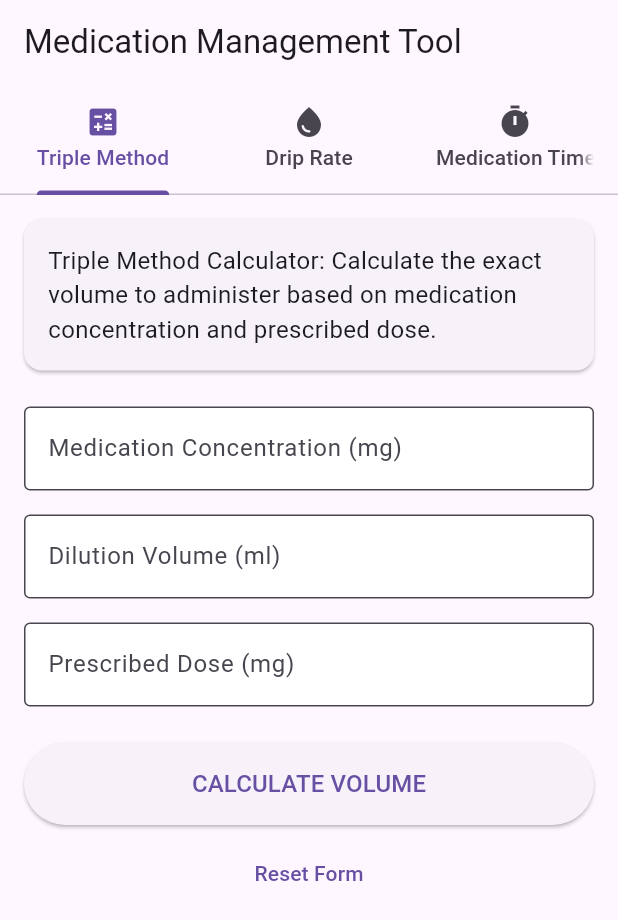
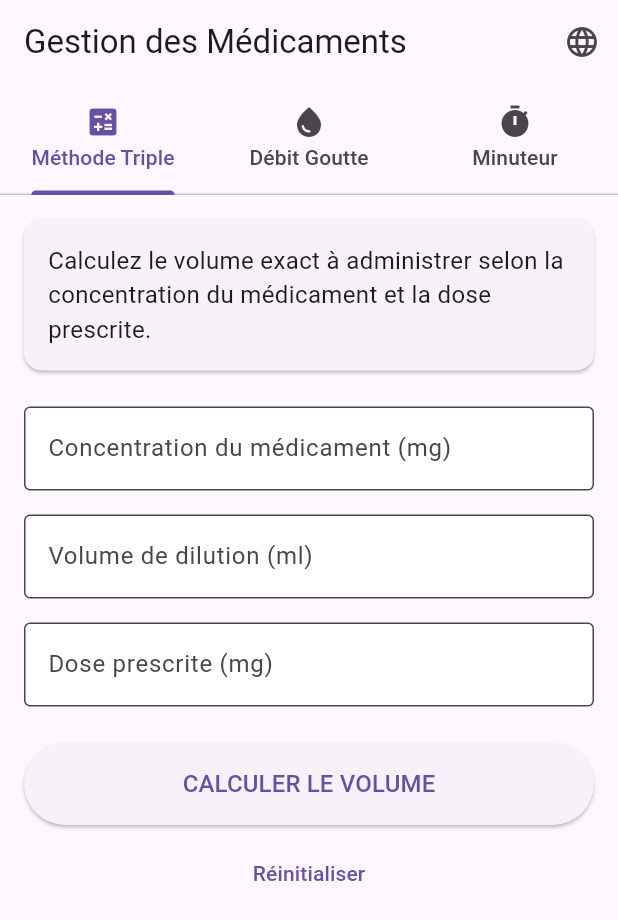
Before and after one commit to AbdElbassetKh/CalcuDose, a Flutter app: the screen it shows after launch, on a phone screen of 412 x 824 dp. Shown: the top 920 px of the screen. Run offline on Flutter 3.47's test engine with Material 3 defaults, Android fonts, the phone set to English and light mode, and no system bars; our stand-ins replace audioplayers.

Commit message:
translation added

```diff
--- /dev/null
+++ b/lib/l10n/app_localizations.dart
@@ -0,0 +1,125 @@
+import 'package:flutter/material.dart';
+
+class AppLocalizations {
+  final Locale locale;
+
+  AppLocalizations(this.locale);
+
+  static AppLocalizations of(BuildContext context) {
+    return Localizations.of<AppLocalizations>(context, AppLocalizations)!;
+  }
+
+  static final Map<String, Map<String, String>> _localizedValues = {
+    'en': {
+      'appTitle': 'Medication Management',
+      'tripleMethod': 'Triple Method',
+      'dripRate': 'Drip Rate',
+      'medicationTimer': 'Timer',
+      'calculate': 'CALCULATE',
+      'reset': 'Reset Form',
+      'result': 'RESULT',
+      'tripleMethodTitle': 'Triple Method Calculator',
+      'tripleMethodDesc':
+          'Calculate the exact volume to administer based on medication concentration and prescribed dose.',
+      'medConcentration': 'Medication Concentration (mg)',
+      'dilutionVolume': 'Dilution Volume (ml)',
+      'prescribedDose': 'Prescribed Dose (mg)',
+      'calculateVolume': 'CALCULATE VOLUME',
+      'administer': 'Administer',
+      'dripRateTitle': 'Drip Rate Calculator',
+      'dripRateDesc':
+          'Calculate the drops per minute for intravenous medication administration.',
+      'totalVolume': 'Total Volume (ml)',
+      'hours': 'Hours',
+      'minutes': 'Minutes',
+      'dropFactor': 'Drop Factor (drops/ml)',
+      'calculateDripRate': 'CALCULATE DRIP RATE',
+      'dropsPerMinute': 'drops/minute',
+      'medTimerTitle': 'Medication Timer',
+      'medTimerDesc':
+          'Set alerts for medication administration to ensure timely patient care.',
+      'patientName': 'Patient Name/ID',
+      'medicationName': 'Medication Name',
+      'addTimer': 'ADD TIMER',
+      'activeTimers': 'Active Timers',
+      'noTimers': 'No active timers',
+      'pause': 'PAUSE',
+      'resume': 'RESUME',
+      'alert': 'Medication Alert!',
+      'medicationDue': 'is due now for patient',
+      'acknowledge': 'ACKNOWLEDGE',
+      'error': 'Input Error',
+      'ok': 'OK',
+      'enterValidNumbers': 'Please enter valid numbers in all fields.',
+      'enterValuesGreaterZero': 'Please enter values greater than zero.',
+      'enterValidTime': 'Please enter valid numbers for time.',
+      'enterPatientMedication': 'Please enter patient and medication names.',
+      'enterTimeGreaterZero': 'Please enter a time greater than zero.',
+      'example': 'e.g.,',
+      'volume': 'ml',
+      'selectLanguage': 'Select Language',
+    },
+    'fr': {
+      'appTitle': 'Gestion des Médicaments',
+      'tripleMethod': 'Méthode Triple',
+      'dripRate': 'Débit Goutte',
+      'medicationTimer': 'Minuteur',
+      'calculate': 'CALCULER',
+      'reset': 'Réinitialiser',
+      'result': 'RÉSULTAT',
+      'tripleMethodTitle': 'Calculateur Méthode Triple',
+      'tripleMethodDesc':
+          'Calculez le volume exact à administrer selon la concentration du médicament et la dose prescrite.',
+      'medConcentration': 'Concentration du médicament (mg)',
+      'dilutionVolume': 'Volume de dilution (ml)',
+      'prescribedDose': 'Dose prescrite (mg)',
+      'calculateVolume': 'CALCULER LE VOLUME',
+      'administer': 'Administrer',
+      'dripRateTitle': 'Calculateur de Débit',
+      'dripRateDesc':
+          'Calculez les gouttes par minute pour l\'administration intraveineuse.',
+      'totalVolume': 'Volume total (ml)',
+      'hours': 'Heures',
+      'minutes': 'Minutes',
+      'dropFactor': 'Facteur goutte (gouttes/ml)',
+      'calculateDripRate': 'CALCULER LE DÉBIT',
+      'dropsPerMinute': 'gouttes/minute',
+      'medTimerTitle': 'Minuteur de Médicaments',
+      'medTimerDesc':
+          'Définir des alertes pour l\'administration des médicaments.',
+      'patientName': 'Nom/ID du patient',
+      'medicationName': 'Nom du médicament',
+      'addTimer': 'AJOUTER MINUTEUR',
+      'activeTimers': 'Minuteurs actifs',
+      'noTimers': 'Aucun minuteur actif',
+      'pause': 'PAUSE',
+      'resume': 'REPRENDRE',
+      'alert': 'Alerte Médicament!',
+      'medicationDue': 'est à administrer au patient',
+      'acknowledge': 'CONFIRMER',
+      'error': 'Erreur de saisie',
+      'ok': 'OK',
+      'enterValidNumbers':
+          'Veuillez saisir des nombres valides dans tous les champs.',
+      'enterValuesGreaterZero':
+          'Veuillez saisir des valeurs supérieures à zéro.',
+      'enterValidTime': 'Veuillez saisir des nombres valides pour le temps.',
+      'enterPatientMedication':
+          'Veuillez saisir le nom du patient et du médicament.',
+      'enterTimeGreaterZero': 'Veuillez saisir un temps supérieur à zéro.',
+      'example': 'ex:',
+      'volume': 'ml',
+      'selectLanguage': 'Choisir la langue',
+    },
+  };
+
+  String get(String key) {
+    return _localizedValues[locale.languageCode]?[key] ?? key;
+  }
+
+  Future<void> load() async {
+    // This method is required by the LocalizationsDelegate
+    // but we don't need async loading for this simple implementation
+    return;
+  }
+}
--- a/lib/main.dart
+++ b/lib/main.dart
@@ -2,21 +2,48 @@
 
 import 'package:flutter/material.dart';
 import 'package:flutter/services.dart';
+import 'package:flutter_localizations/flutter_localizations.dart';
 import 'dart:async';
 import 'package:audioplayers/audioplayers.dart';
-// Removed unused import: shared_preferences
+import 'l10n/app_localizations.dart';
 
 void main() {
   runApp(const MedicationApp());
 }
 
-class MedicationApp extends StatelessWidget {
+class MedicationApp extends StatefulWidget {
   const MedicationApp({Key? key}) : super(key: key);
+
+  @override
+  State<MedicationApp> createState() => _MedicationAppState();
+}
+
+class _MedicationAppState extends State<MedicationApp> {
+  Locale _locale = const Locale('fr');
+
+  void _toggleLanguage() {
+    setState(() {
+      _locale = _locale.languageCode == 'fr'
+          ? const Locale('en')
+          : const Locale('fr');
+    });
+  }
 
   @override
   Widget build(BuildContext context) {
     return MaterialApp(
       title: 'Medication Management',
+      locale: _locale,
+      localizationsDelegates: [
+        AppLocalizationsDelegate(),
+        GlobalMaterialLocalizations.delegate,
+        GlobalWidgetsLocalizations.delegate,
+        GlobalCupertinoLocalizations.delegate,
+      ],
+      supportedLocales: const [
+        Locale('fr'),
+        Locale('en'),
+      ],
       theme: ThemeData(
         primarySwatch: Colors.blue,
         brightness: Brightness.light,
@@ -38,13 +65,17 @@ class MedicationApp extends StatelessWidget {
         ),
       ),
       themeMode: ThemeMode.system,
-      home: const HomePage(),
+      home: Builder(
+        builder: (context) => HomePage(onLanguageToggle: _toggleLanguage),
+      ),
     );
   }
 }
 
 class HomePage extends StatefulWidget {
-  const HomePage({Key? key}) : super(key: key);
+  final VoidCallback onLanguageToggle;
+
+  const HomePage({Key? key, required this.onLanguageToggle}) : super(key: key);
 
   @override
   HomePageState createState() => HomePageState();
@@ -68,15 +99,26 @@ class HomePageState extends State<HomePage>
 
   @override
   Widget build(BuildContext context) {
+    final l10n = AppLocalizations.of(context);
     return Scaffold(
       appBar: AppBar(
-        title: const Text('Medication Management Tool'),
+        title: Text(l10n.get('appTitle')),
+        actions: [
+          IconButton(
+            icon: const Icon(Icons.language),
+            onPressed: widget.onLanguageToggle,
+          ),
+        ],
         bottom: TabBar(
           controller: _tabController,
-          tabs: const [
-            Tab(icon: Icon(Icons.calculate), text: 'Triple Method'),
-            Tab(icon: Icon(Icons.water_drop), text: 'Drip Rate'),
-            Tab(icon: Icon(Icons.timer), text: 'Medication Timer'),
+          tabs: [
+            Tab(
+                icon: const Icon(Icons.calculate),
+                text: l10n.get('tripleMethod')),
+            Tab(icon: const Icon(Icons.water_drop), text: l10n.get('dripRate')),
+            Tab(
+                icon: const Icon(Icons.timer),
+                text: l10n.get('medicationTimer')),
           ],
         ),
       ),
@@ -90,6 +132,22 @@ class HomePageState extends State<HomePage>
       ),
     );
   }
+}
+
+class AppLocalizationsDelegate extends LocalizationsDelegate<AppLocalizations> {
+  @override
+  bool isSupported(Locale locale) => ['en', 'fr'].contains(locale.languageCode);
+
+  @override
+  Future<AppLocalizations> load(Locale locale) async {
+    final appLocalizations = AppLocalizations(locale);
+    await appLocalizations
+        .load(); // Make sure this method exists in AppLocalizations
+    return appLocalizations;
+  }
+
+  @override
+  bool shouldReload(AppLocalizationsDelegate old) => false;
 }
 
 // 1. Triple Method Calculator
@@ -133,15 +191,16 @@ class TripleMethodCalculatorState extends State<TripleMethodCalculator> {
   }
 
   void _showErrorDialog(String message) {
+    final l10n = AppLocalizations.of(context);
     showDialog(
       context: context,
       builder: (ctx) => AlertDialog(
-        title: const Text('Input Error'),
+        title: Text(l10n.get('error')),
         content: Text(message),
         actions: [
           TextButton(
             onPressed: () => Navigator.of(ctx).pop(),
-            child: const Text('OK'),
+            child: Text(l10n.get('ok')),
           ),
         ],
       ),
@@ -168,26 +227,27 @@ class TripleMethodCalculatorState extends State<TripleMethodCalculator> {
 
   @override
   Widget build(BuildContext context) {
+    final l10n = AppLocalizations.of(context);
     return SingleChildScrollView(
       padding: const EdgeInsets.all(16.0),
       child: Column(
         crossAxisAlignment: CrossAxisAlignment.stretch,
         children: [
-          const Card(
-            margin: EdgeInsets.only(bottom: 16.0),
+          Card(
+            margin: const EdgeInsets.only(bottom: 16.0),
             child: Padding(
-              padding: EdgeInsets.all(16.0),
+              padding: const EdgeInsets.all(16.0),
               child: Text(
-                'Triple Method Calculator: Calculate the exact volume to administer based on medication concentration and prescribed dose.',
-                style: TextStyle(fontSize: 16.0),
+                l10n.get('tripleMethodDesc'),
+                style: const TextStyle(fontSize: 16.0),
               ),
             ),
           ),
           const SizedBox(height: 8.0),
           TextFormField(
             controller: _medicationConcentrationController,
-            decoration: const InputDecoration(
-              labelText: 'Medication Concentration (mg)',
+            decoration: InputDecoration(
+              labelText: l10n.get('medConcentration'),
               hintText: 'e.g., 1000',
             ),
             keyboardType: const TextInputType.numberWithOptions(decimal: true),
@@ -198,8 +258,8 @@ class TripleMethodCalculatorState extends State<TripleMethodCalculator> {
           const SizedBox(height: 16.0),
           TextFormField(
             controller: _diluteVolumeController,
-            decoration: const InputDecoration(
-              labelText: 'Dilution Volume (ml)',
+            decoration: InputDecoration(
+              labelText: l10n.get('dilutionVolume'),
               hintText: 'e.g., 10',
             ),
             keyboardType: const TextInputType.numberWithOptions(decimal: true),
@@ -210,8 +270,8 @@ class TripleMethodCalculatorState extends State<TripleMethodCalculator> {
           const SizedBox(height: 16.0),
           TextFormField(
             controller: _prescribedDoseController,
-            decoration: const InputDecoration(
-              labelText: 'Prescribed Dose (mg)',
+            decoration: InputDecoration(
+              labelText: l10n.get('prescribedDose'),
               hintText: 'e.g., 700',
             ),
             keyboardType: const TextInputType.numberWithOptions(decimal: true),
@@ -225,13 +285,13 @@ class TripleMethodCalculatorState extends State<TripleMethodCalculator> {
             style: ElevatedButton.styleFrom(
               padding: const EdgeInsets.symmetric(vertical: 16.0),
             ),
-            child: const Text('CALCULATE VOLUME',
-                style: TextStyle(fontSize: 16.0)),
+            child: Text(l10n.get('calculateVolume'),
+                style: const TextStyle(fontSize: 16.0)),
           ),
           const SizedBox(height: 8.0),
           TextButton(
             onPressed: _resetForm,
-            child: const Text('Reset Form'),
+            child: Text(l10n.get('reset')),
           ),
           if (_hasCalculated) ...[
             const SizedBox(height: 24.0),
@@ -241,16 +301,16 @@ class TripleMethodCalculatorState extends State<TripleMethodCalculator> {
                 padding: const EdgeInsets.all(16.0),
                 child: Column(
                   children: [
-                    const Text(
-                      'RESULT',
-                      style: TextStyle(
+                    Text(
+                      l10n.get('result'),
+                      style: const TextStyle(
                         fontSize: 18.0,
                         fontWeight: FontWeight.bold,
                       ),
                     ),
                     const SizedBox(height: 8.0),
                     Text(
-                      'Administer ${_resultVolume.toStringAsFixed(2)} ml',
+                      '${l10n.get('administer')} ${_resultVolume.toStringAsFixed(2)} ml',
                       style: const TextStyle(
                         fontSize: 24.0,
                         fontWeight: FontWeight.bold,
@@ -313,15 +373,16 @@ class DripRateCalculatorState extends State<DripRateCalculator> {
   }
 
   void _showErrorDialog(String message) {
+    final l10n = AppLocalizations.of(context);
     showDialog(
       context: context,
       builder: (ctx) => AlertDialog(
-        title: const Text('Input Error'),
+        title: Text(l10n.get('error')),
         content: Text(message),
         actions: [
           TextButton(
             onPressed: () => Navigator.of(ctx).pop(),
-            child: const Text('OK'),
+            child: Text(l10n.get('ok')),
           ),
         ],
       ),
@@ -350,26 +411,27 @@ class DripRateCalculatorState extends State<DripRateCalculator> {
 
   @override
   Widget build(BuildContext context) {
+    final l10n = AppLocalizations.of(context);
     return SingleChildScrollView(
       padding: const EdgeInsets.all(16.0),
       child: Column(
         crossAxisAlignment: CrossAxisAlignment.stretch,
         children: [
-          const Card(
-            margin: EdgeInsets.only(bottom: 16.0),
+          Card(
+            margin: const EdgeInsets.only(bottom: 16.0),
             child: Padding(
-              padding: EdgeInsets.all(16.0),
+              padding: const EdgeInsets.all(16.0),
               child: Text(
-                'Drip Rate Calculator: Calculate the drops per minute for intravenous medication administration.',
-                style: TextStyle(fontSize: 16.0),
+                l10n.get('dripRateDesc'),
+                style: const TextStyle(fontSize: 16.0),
               ),
             ),
           ),
           const SizedBox(height: 8.0),
           TextFormField(
             controller: _totalVolumeController,
-            decoration: const InputDecoration(
-              labelText: 'Total Volume (ml)',
+            decoration: InputDecoration(
+              labelText: l10n.get('totalVolume'),
               hintText: 'e.g., 500',
             ),
             keyboardType: const TextInputType.numberWithOptions(decimal: true),
@@ -383,8 +445,8 @@ class DripRateCalculatorState extends State<DripRateCalculator> {
               Expanded(
                 child: TextFormField(
                   controller: _timeHoursController,
-                  decoration: const InputDecoration(
-                    labelText: 'Hours',
+                  decoration: InputDecoration(
+                    labelText: l10n.get('hours'),
                     hintText: 'e.g., 1',
                   ),
                   keyboardType:
@@ -398,8 +460,8 @@ class DripRateCalculatorState extends State<DripRateCalculator> {
               Expanded(
                 child: TextFormField(
                   controller: _timeMinutesController,
-                  decoration: const InputDecoration(
-                    labelText: 'Minutes',
+                  decoration: InputDecoration(
+                    labelText: l10n.get('minutes'),
                     hintText: 'e.g., 30',
                   ),
                   keyboardType:
@@ -414,8 +476,8 @@ class DripRateCalculatorState extends State<DripRateCalculator> {
           const SizedBox(height: 16.0),
           TextFormField(
             controller: _dropFactorController,
-            decoration: const InputDecoration(
-              labelText: 'Drop Factor (drops/ml)',
+            decoration: InputDecoration(
+              labelText: l10n.get('dropFactor'),
               hintText: 'e.g., 20',
             ),
             keyboardType: const TextInputType.numberWithOptions(decimal: false),
@@ -429,13 +491,13 @@ class DripRateCalculatorState extends State<DripRateCalculator> {
             style: ElevatedButton.styleFrom(
               padding: const EdgeInsets.symmetric(vertical: 16.0),
             ),
-            child: const Text('CALCULATE DRIP RATE',
-                style: TextStyle(fontSize: 16.0)),
+            child: Text(l10n.get('calculateDripRate'),
+                style: const TextStyle(fontSize: 16.0)),
           ),
           const SizedBox(height: 8.0),
           TextButton(
             onPressed: _resetForm,
-            child: const Text('Reset Form'),
+            child: Text(l10n.get('reset')),
           ),
           if (_hasCalculated) ...[
             const SizedBox(height: 24.0),
@@ -445,16 +507,16 @@ class DripRateCalculatorState extends State<DripRateCalculator> {
                 padding: const EdgeInsets.all(16.0),
                 child: Column(
                   children: [
-                    const Text(
-                      'RESULT',
-                      style: TextStyle(
+                    Text(
+                      l10n.get('result'),
+                      style: const TextStyle(
                         fontSize: 18.0,
                         fontWeight: FontWeight.bold,
                       ),
                     ),
                     const SizedBox(height: 8.0),
                     Text(
-                      '${_resultDripRate.round()} drops/minute',
+                      '${_resultDripRate.round()} ${l10n.get('dropsPerMinute')}',
                       style: const TextStyle(
                         fontSize: 24.0,
                         fontWeight: FontWeight.bold,
@@ -554,15 +616,16 @@ class MedicationTimerState extends State<MedicationTimer> {
       return;
     }
 
+    final l10n = AppLocalizations.of(context);
     await showDialog(
       context: context,
       barrierDismissible: false,
       builder: (ctx) => PopScope(
         canPop: false,
         child: AlertDialog(
-          title: const Text('Medication Alert!'),
+          title: Text(l10n.get('medicationAlert')),
           content: Text(
-            '${timer.medicationName} for patient ${timer.patientName} is due now!',
+            '${timer.medicationName} ${l10n.get('forPatient')} ${timer.patientName} ${l10n.get('isDueNow')}',
           ),
           actions: [
             TextButton(
@@ -570,7 +633,7 @@ class MedicationTimerState extends State<MedicationTimer> {
                 isAcknowledged = true;
                 Navigator.of(ctx).pop();
               },
-              child: const Text('ACKNOWLEDGE'),
+              child: Text(l10n.get('acknowledge')),
             ),
           ],
         ),
@@ -588,15 +651,16 @@ class MedicationTimerState extends State<MedicationTimer> {
   }
 
   void _showErrorDialog(String message) {
+    final l10n = AppLocalizations.of(context);
     showDialog(
       context: context,
       builder: (ctx) => AlertDialog(
-        title: const Text('Input Error'),
+        title: Text(l10n.get('error')),
         content: Text(message),
         actions: [
           TextButton(
             onPressed: () => Navigator.of(ctx).pop(),
-            child: const Text('OK'),
+            child: Text(l10n.get('ok')),
           ),
         ],
       ),
@@ -625,18 +689,19 @@ class MedicationTimerState extends State<MedicationTimer> {
 
   @override
   Widget build(BuildContext context) {
+    final l10n = AppLocalizations.of(context);
     return SingleChildScrollView(
       padding: const EdgeInsets.all(16.0),
       child: Column(
         crossAxisAlignment: CrossAxisAlignment.stretch,
         children: [
-          const Card(
-            margin: EdgeInsets.only(bottom: 16.0),
+          Card(
+            margin: const EdgeInsets.only(bottom: 16.0),
             child: Padding(
-              padding: EdgeInsets.all(16.0),
+              padding: const EdgeInsets.all(16.0),
               child: Text(
-                'Medication Timer: Set alerts for medication administration to ensure timely patient care.',
-                style: TextStyle(fontSize: 16.0),
+                l10n.get('medicationTimerDesc'),
+                style: const TextStyle(fontSize: 16.0),
               ),
             ),
           ),
@@ -649,16 +714,16 @@ class MedicationTimerState extends State<MedicationTimer> {
                 children: [
                   TextFormField(
                     controller: _patientNameController,
-                    decoration: const InputDecoration(
-                      labelText: 'Patient Name/ID',
+                    decoration: InputDecoration(
+                      labelText: l10n.get('patientName'),
                       hintText: 'e.g., John Doe or Room 101',
                     ),
                   ),
                   const SizedBox(height: 16.0),
                   TextFormField(
                     controller: _medicationNameController,
-                    decoration: const InputDecoration(
-                      labelText: 'Medication Name',
+                    decoration: InputDecoration(
+                      labelText: l10n.get('medicationName'),
                       hintText: 'e.g., Normal Saline 0.9%',
                     ),
                   ),
@@ -668,8 +733,8 @@ class MedicationTimerState extends State<MedicationTimer> {
                       Expanded(
                         child: TextFormField(
                           controller: _hoursController,
-                          decoration: const InputDecoration(
-                            labelText: 'Hours',
+                          decoration: InputDecoration(
+                            labelText: l10n.get('hours'),
                             hintText: 'e.g., 1',
                           ),
                           keyboardType: TextInputType.number,
@@ -682,8 +747,8 @@ class MedicationTimerState extends State<MedicationTimer> {
                       Expanded(
                         child: TextFormField(
                           controller: _minutesController,
-                          decoration: const InputDecoration(
-                            labelText: 'Minutes',
+                          decoration: InputDecoration(
+                            labelText: l10n.get('minutes'),
                             hintText: 'e.g., 30',
                           ),
                           keyboardType: TextInputType.number,
@@ -700,28 +765,28 @@ class MedicationTimerState extends State<MedicationTimer> {
                     style: ElevatedButton.styleFrom(
                       padding: const EdgeInsets.symmetric(vertical: 12.0),
                     ),
-                    child: const Text('ADD TIMER',
-                        style: TextStyle(fontSize: 16.0)),
+                    child: Text(l10n.get('addTimer'),
+                        style: const TextStyle(fontSize: 16.0)),
                   ),
                 ],
               ),
             ),
           ),
           const SizedBox(height: 16.0),
-          const Text(
-            'Active Timers',
-            style: TextStyle(
+          Text(
+            l10n.get('activeTimers'),
+            style: const TextStyle(
               fontSize: 18.0,
               fontWeight: FontWeight.bold,
             ),
           ),
           const SizedBox(height: 8.0),
           if (_timers.isEmpty)
-            const Card(
+            Card(
               child: Padding(
-                padding: EdgeInsets.all(16.0),
+                padding: const EdgeInsets.all(16.0),
                 child: Center(
-                  child: Text('No active timers'),
+                  child: Text(l10n.get('noActiveTimers')),
                 ),
               ),
             )
@@ -802,7 +867,7 @@ class MedicationTimerState extends State<MedicationTimer> {
                                     vertical: 8.0,
                                   ),
                                 ),
-                                child: const Text('PAUSE'),
+                                child: Text(l10n.get('pause')),
                               )
                             else
                               ElevatedButton(
@@ -818,7 +883,7 @@ class MedicationTimerState extends State<MedicationTimer> {
                                     vertical: 8.0,
                                   ),
                                 ),
-                                child: const Text('RESUME'),
+                                child: Text(l10n.get('resume')),
                               ),
                           ],
                         ),
--- a/pubspec.yaml
+++ b/pubspec.yaml
@@ -11,10 +11,12 @@ environment:
 dependencies:
   flutter:
     sdk: flutter
+  flutter_localizations:
+    sdk: flutter
   audioplayers: ^4.0.0  # For playing alert sounds
   shared_preferences: ^2.1.0  # For local storage
   cupertino_icons: ^1.0.2
-  intl: ^0.18.0  # For formatting
+  intl: ^0.19.0 # For formatting
 
 dev_dependencies:
   flutter_test:
```
Also changed, not shown: pubspec.lock.
